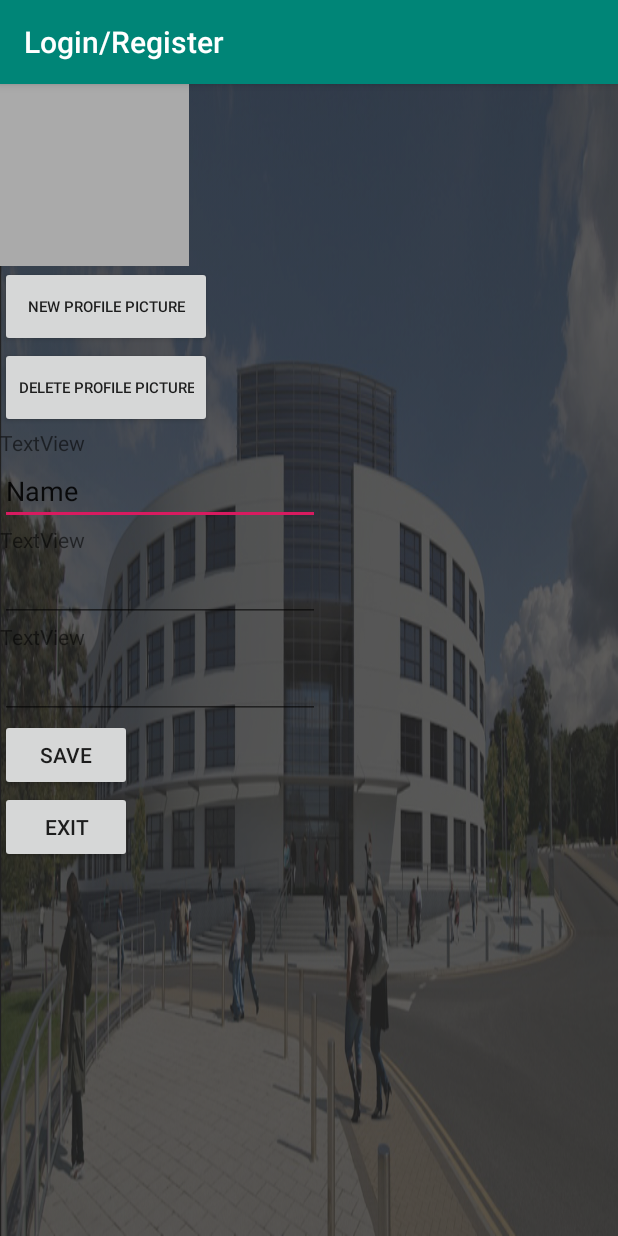
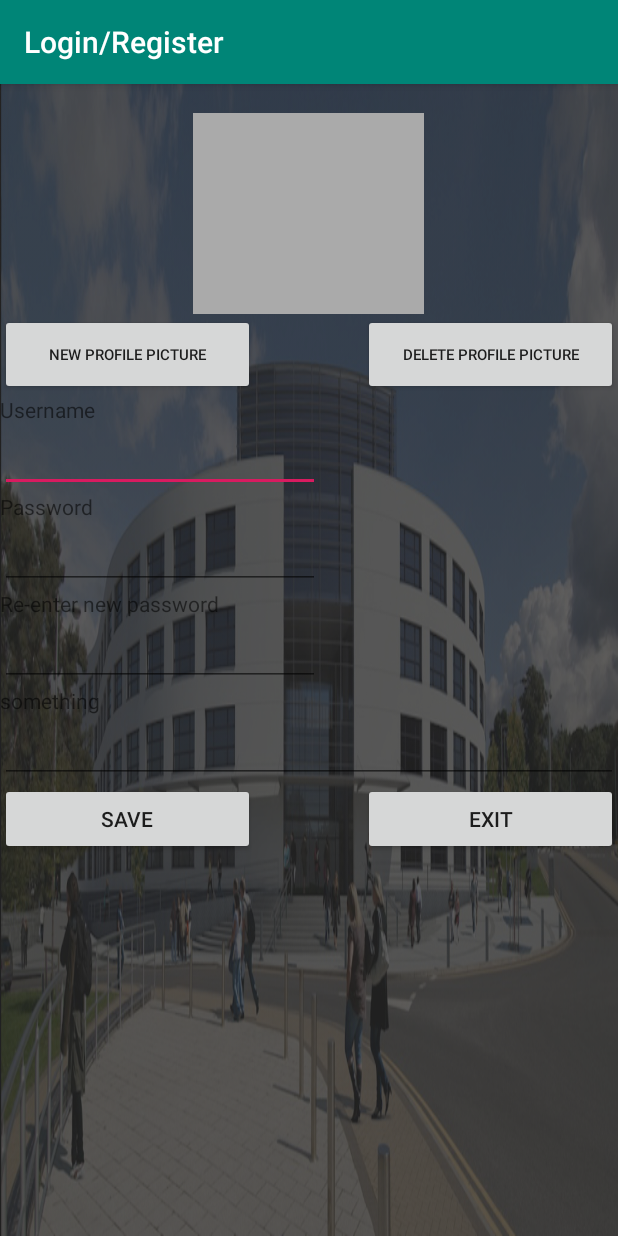
Before and after one commit to ma18nnk/group-project-2019-20-group-25, an Android app: the EditProfile screen opened directly, with no data from a screen before it, on a phone screen of 412 x 824 dp. Run offline under Robolectric (Android 15) with nearby library versions, the phone set to English and light mode, and no system bars.

Commit message:
Edit profile screen layout example

```diff
--- a/app/src/main/res/layout/activity_edit_profile.xml
+++ b/app/src/main/res/layout/activity_edit_profile.xml
@@ -14,81 +14,131 @@
         <LinearLayout
             android:layout_width="match_parent"
             android:layout_height="wrap_content"
-            android:orientation="vertical" >
+            android:orientation="vertical">
+
+            <TextView
+                android:id="@+id/empty2"
+                android:layout_width="match_parent"
+                android:layout_height="wrap_content" />
 
             <ImageView
                 android:id="@+id/imageView4"
-                android:layout_width="126dp"
-                android:layout_height="121dp"
+                android:layout_width="154dp"
+                android:layout_height="134dp"
+                android:layout_gravity="center"
                 app:srcCompat="@android:color/darker_gray" />
+
+            <LinearLayout
+                android:layout_width="match_parent"
+                android:layout_height="match_parent"
+                android:layout_gravity="center_horizontal"
+                android:orientation="horizontal">
 
                 <Button
                     android:id="@+id/newProfilePicture"
-                android:layout_width="141dp"
+                    android:layout_width="170dp"
                     android:layout_height="54dp"
+                    android:layout_gravity="left"
                     android:text="New Profile Picture"
                     android:textSize="10sp" />
 
+                <TextView
+                    android:id="@+id/empty1"
+                    android:layout_width="match_parent"
+                    android:layout_height="wrap_content"
+                    android:layout_weight="1" />
+
                 <Button
-                android:id="@+id/button4"
-                android:layout_width="141dp"
+                    android:id="@+id/deleteProfilePicture"
+                    android:layout_width="170dp"
                     android:layout_height="54dp"
+                    android:layout_gravity="right"
                     android:text="Delete Profile Picture"
                     android:textSize="10sp" />
 
+            </LinearLayout>
+
             <TextView
-                android:id="@+id/textView"
+                android:id="@+id/usernameTextView"
                 android:layout_width="match_parent"
                 android:layout_height="wrap_content"
-                android:text="TextView" />
+                android:text="Username" />
 
             <EditText
-                android:id="@+id/editText"
+                android:id="@+id/usernameEditText"
                 android:layout_width="wrap_content"
                 android:layout_height="wrap_content"
                 android:ems="10"
                 android:inputType="textPersonName"
-                android:text="Name" />
+                android:text="" />
 
             <TextView
-                android:id="@+id/textView2"
+                android:id="@+id/password1TextView"
                 android:layout_width="match_parent"
                 android:layout_height="wrap_content"
-                android:text="TextView" />
+                android:text="Password" />
 
             <EditText
-                android:id="@+id/editText2"
+                android:id="@+id/password1EditText"
                 android:layout_width="wrap_content"
                 android:layout_height="wrap_content"
                 android:ems="10"
                 android:inputType="textPassword" />
 
             <TextView
-                android:id="@+id/textView3"
+                android:id="@+id/password2TextView"
                 android:layout_width="match_parent"
                 android:layout_height="wrap_content"
-                android:text="TextView" />
+                android:text="Re-enter new password" />
 
             <EditText
-                android:id="@+id/editText3"
+                android:id="@+id/password2EditText"
                 android:layout_width="wrap_content"
                 android:layout_height="wrap_content"
                 android:ems="10"
                 android:inputType="textPassword" />
 
+            <TextView
+                android:id="@+id/textView9"
+                android:layout_width="match_parent"
+                android:layout_height="wrap_content"
+                android:text="something" />
+
+            <EditText
+                android:id="@+id/editText4"
+                android:layout_width="match_parent"
+                android:layout_height="wrap_content"
+                android:ems="10"
+                android:inputType="textPersonName"
+                android:text="" />
+
+            <LinearLayout
+                android:layout_width="match_parent"
+                android:layout_height="match_parent"
+                android:orientation="horizontal">
+
                 <Button
                     android:id="@+id/save"
-                android:layout_width="wrap_content"
+                    android:layout_width="170dp"
                     android:layout_height="wrap_content"
                     android:onClick="onSaveButtonClick"
                     android:text="Save" />
 
+                <TextView
+                    android:id="@+id/empty3"
+                    android:layout_width="match_parent"
+                    android:layout_height="wrap_content"
+                    android:layout_weight="1" />
+
                 <Button
                     android:id="@+id/exit"
-                android:layout_width="wrap_content"
+                    android:layout_width="170dp"
                     android:layout_height="wrap_content"
                     android:onClick="onExitButtonClick"
                     android:text="Exit" />
+
+            </LinearLayout>
+
         </LinearLayout>
     </ScrollView>
 
```
Lines whose indentation alone changed are shown as unchanged.
